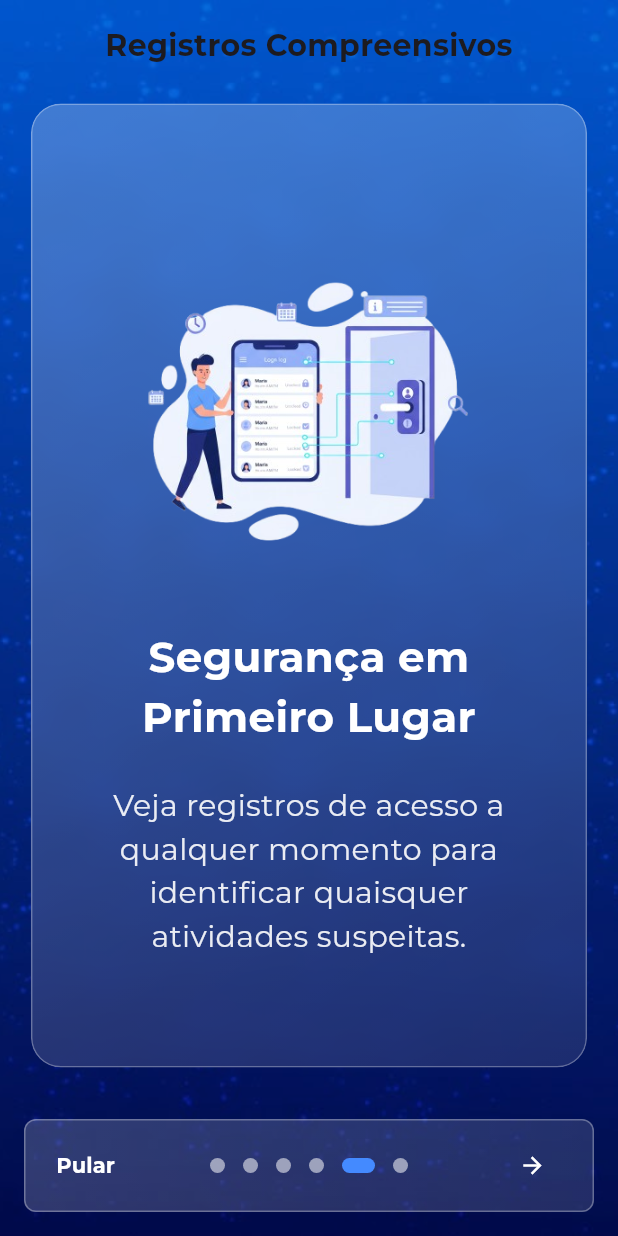
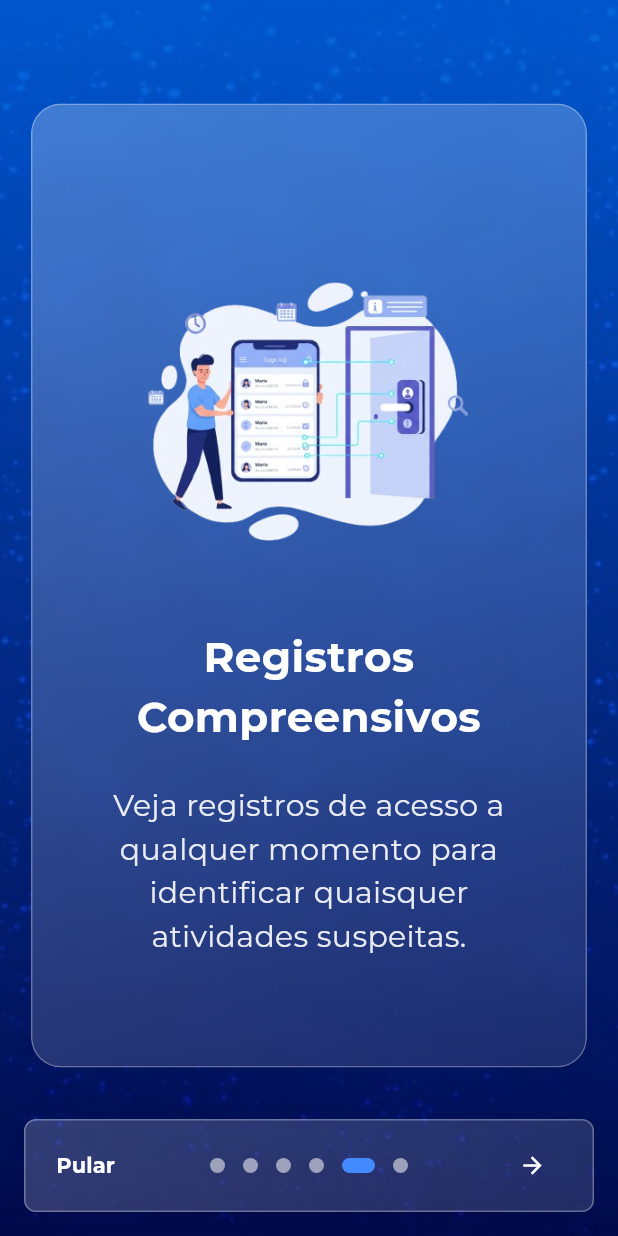
Before and after one commit to lucca-pellegrini/LockWise, a Flutter app: the screen it shows after launch, swiped to page 5, on a phone screen of 412 x 824 dp. Run offline on Flutter 3.47's test engine with Material 3 defaults, Android fonts, the phone set to English and light mode, and no system bars; drawn by our look-alikes of introduction_screen; our stand-ins replace carousel_slider, cloud_firestore, firebase_auth, firebase_core, flutter_secure_storage, reorderable_grid_view and 1 more; missing offline and left inert: wifi_scan; accounts and stored records are empty; generated files the repository leaves out were written again.

Commit message:
fix(PaginaBoasVindas): corrige um título incorreto

```diff
--- a/app/lib/PaginaBoasVindas.dart
+++ b/app/lib/PaginaBoasVindas.dart
@@ -214,7 +214,7 @@ class _BoasVindasState extends State<BoasVindas> {
               ),
 
               PageViewModel(
-                title: 'Registros Compreensivos',
+                title: '',
                 bodyWidget: GlassCard(
                   child: Column(
                     mainAxisSize: MainAxisSize.min,
@@ -223,7 +223,7 @@ class _BoasVindasState extends State<BoasVindas> {
                       _buildImage('Notificacao.png'),
                       const SizedBox(height: 0),
                       const Text(
-                        "Segurança em Primeiro Lugar",
+                        "Registros Compreensivos",
                         style: TextStyle(
                           fontSize: 28,
                           fontWeight: FontWeight.bold,
```
